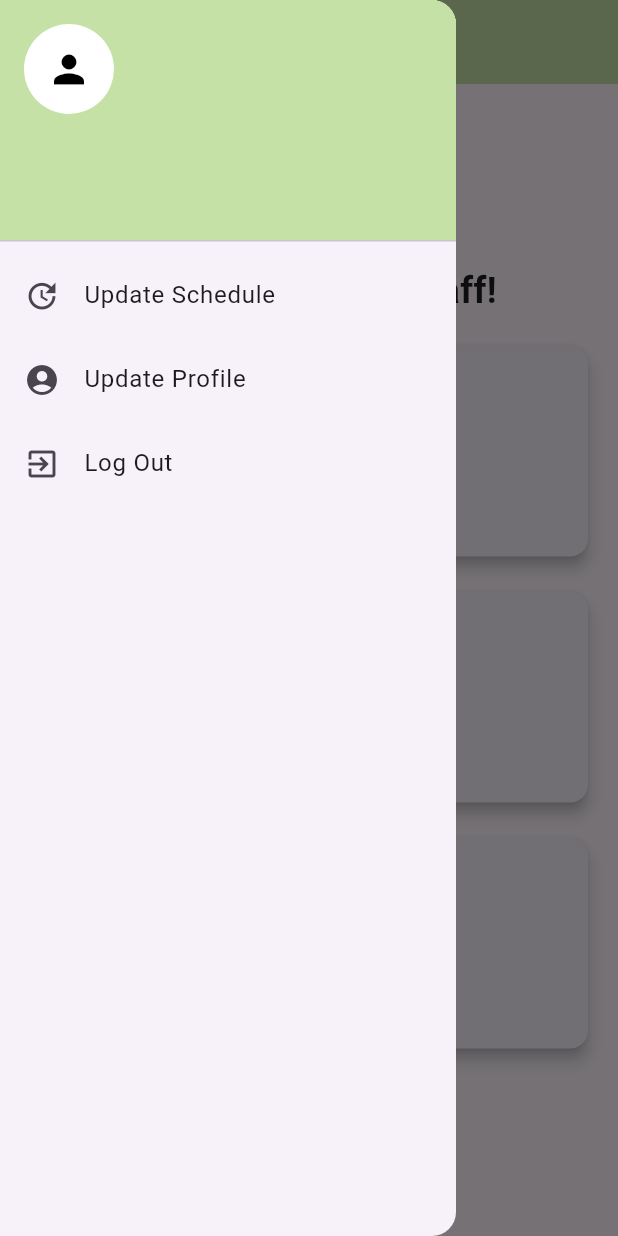
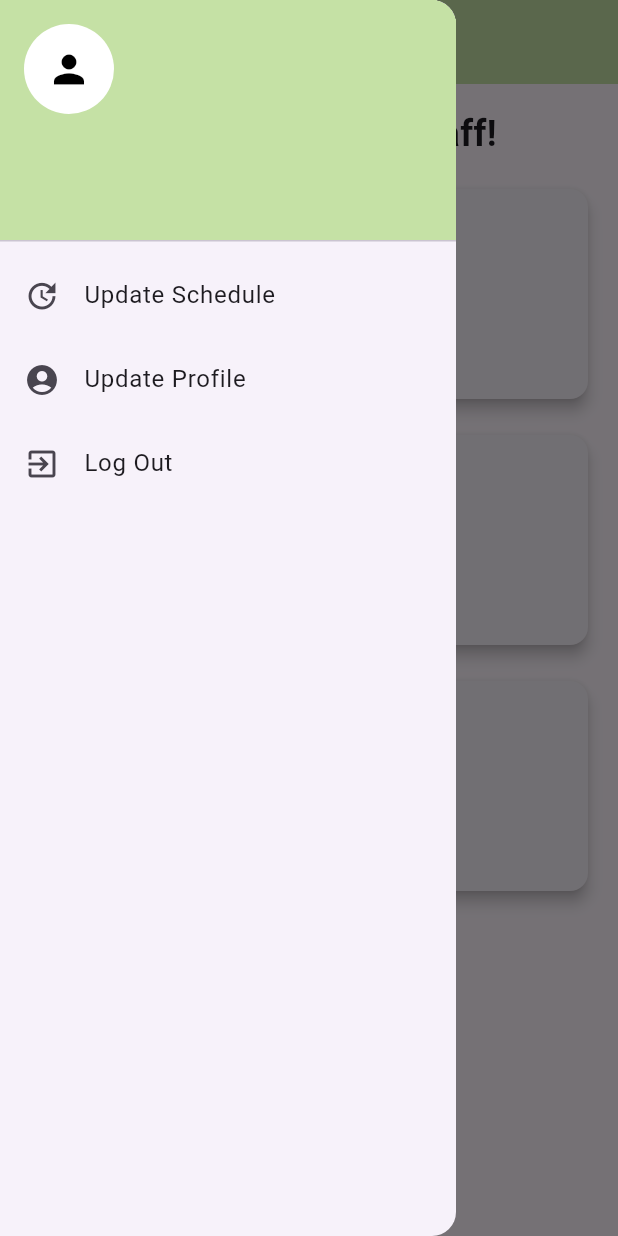
Before and after one commit to lhaseatharva/waste-2-wealth, a Flutter app: the PickupStaffHomePage screen opened directly, with the side drawer open, on a phone screen of 412 x 824 dp. Run offline on Flutter 3.47's test engine with Material 3 defaults, Android fonts, the phone set to English and light mode, and no system bars; our stand-ins replace cloud_firestore, firebase_auth, firebase_core; accounts and stored records are empty.

Commit message:
Enhanced UI

```diff
--- a/lib/main.dart
+++ b/lib/main.dart
@@ -2,6 +2,7 @@ import 'dart:io';
 import 'package:firebase_core/firebase_core.dart';
 import 'package:flutter/material.dart';
 import 'package:provider/provider.dart';
+import 'package:waste2wealth/Provider/UserProfileModel.dart';
 import 'package:waste2wealth/Provider/pickuprequest_provider.dart';
 import 'package:waste2wealth/Provider/registration_provider.dart';
 
@@ -22,6 +23,7 @@ void main() async {
   runApp(
     MultiProvider(
       providers: [
+        ChangeNotifierProvider(create: (context) => UserProfileModel()),
         ChangeNotifierProvider(create: (context) => RegistrationProvider()),
         ChangeNotifierProvider(create: (context) => PickupRequestProvider()),
       ],
--- a/lib/screens/Employee/Pickup Staff/PickupStaffHomePage.dart
+++ b/lib/screens/Employee/Pickup Staff/PickupStaffHomePage.dart
@@ -1,5 +1,6 @@
 import 'package:flutter/material.dart';
 import 'package:firebase_auth/firebase_auth.dart';
+import 'package:waste2wealth/screens/Employee/Pickup%20Staff/UpdateProfilePage.dart';
 
 class PickupStaffHomePage extends StatefulWidget {
   const PickupStaffHomePage({Key? key}) : super(key: key);
@@ -9,21 +10,6 @@ class PickupStaffHomePage extends StatefulWidget {
 }
 
 class _PickupStaffHomePageState extends State<PickupStaffHomePage> {
-
-  @override
-  void initState() {
-    super.initState();
-    _fetchCurrentUser();
-  }
-
-  Future<void> _fetchCurrentUser() async {
-    User? user = FirebaseAuth.instance.currentUser;
-    if (user != null) {
-      setState(() {
-      });
-    }
-  }
-
   @override
   Widget build(BuildContext context) {
     return Scaffold(
@@ -32,10 +18,10 @@ class _PickupStaffHomePageState extends State<PickupStaffHomePage> {
         title: const Text('Pickup Staff Home'),
       ),
       drawer: Drawer(
-        child: FutureBuilder<User?>(
-          future: FirebaseAuth.instance.authStateChanges().first,
+        child: StreamBuilder<User?>(
+          stream: FirebaseAuth.instance.authStateChanges(),
           builder: (context, snapshot) {
-            if (snapshot.connectionState == ConnectionState.done) {
+            if (snapshot.connectionState == ConnectionState.active) {
               User? user = snapshot.data;
 
               return ListView(
@@ -48,7 +34,7 @@ class _PickupStaffHomePageState extends State<PickupStaffHomePage> {
                     child: Column(
                       crossAxisAlignment: CrossAxisAlignment.start,
                       children: [
-                        CircleAvatar(
+                        const CircleAvatar(
                           radius: 30,
                           backgroundColor: Colors.white,
                           child: Icon(Icons.person, size: 30, color: Colors.black),
@@ -56,14 +42,14 @@ class _PickupStaffHomePageState extends State<PickupStaffHomePage> {
                         const SizedBox(height: 10),
                         Text(
                           user?.displayName ?? '',
-                          style: TextStyle(
+                          style: const TextStyle(
                             color: Colors.black,
                             fontSize: 18,
                           ),
                         ),
                         Text(
                           user?.email ?? '',
-                          style: TextStyle(
+                          style: const TextStyle(
                             color: Colors.black,
                             fontSize: 14,
                           ),
@@ -83,8 +69,12 @@ class _PickupStaffHomePageState extends State<PickupStaffHomePage> {
                     leading: const Icon(Icons.account_circle),
                     title: const Text('Update Profile'),
                     onTap: () {
-                      // Add functionality for updating profile
-                      Navigator.pop(context); // Close the drawer
+                      Navigator.push(
+                        context,
+                        MaterialPageRoute(
+                          builder: (context) => UpdateProfilePage(currentUser: user),
+                        ),
+                      );
                     },
                   ),
                   ListTile(
@@ -106,6 +96,7 @@ class _PickupStaffHomePageState extends State<PickupStaffHomePage> {
       ),
       body: Padding(
         padding: const EdgeInsets.all(16.0),
+        child: SingleChildScrollView(
           child: Column(
             mainAxisAlignment: MainAxisAlignment.center,
             crossAxisAlignment: CrossAxisAlignment.stretch,
@@ -146,6 +137,7 @@ class _PickupStaffHomePageState extends State<PickupStaffHomePage> {
             ],
           ),
         ),
+      ),
     );
   }
 }
@@ -156,11 +148,11 @@ class ActionCard extends StatelessWidget {
   final VoidCallback? onPressed;
 
   const ActionCard({
-    Key? key,
+    super.key,
     required this.icon,
     required this.label,
     this.onPressed,
-  }) : super(key: key);
+  });
 
   @override
   Widget build(BuildContext context) {
```
Also changed, not shown: lib/Provider/UserProfileModel.dart (added, +18 -0 lines), lib/screens/Employee/Pickup Staff/UpdateProfilePage.dart (added, +185 -0 lines), 1 other file. Lines whose indentation alone changed are shown as unchanged.
